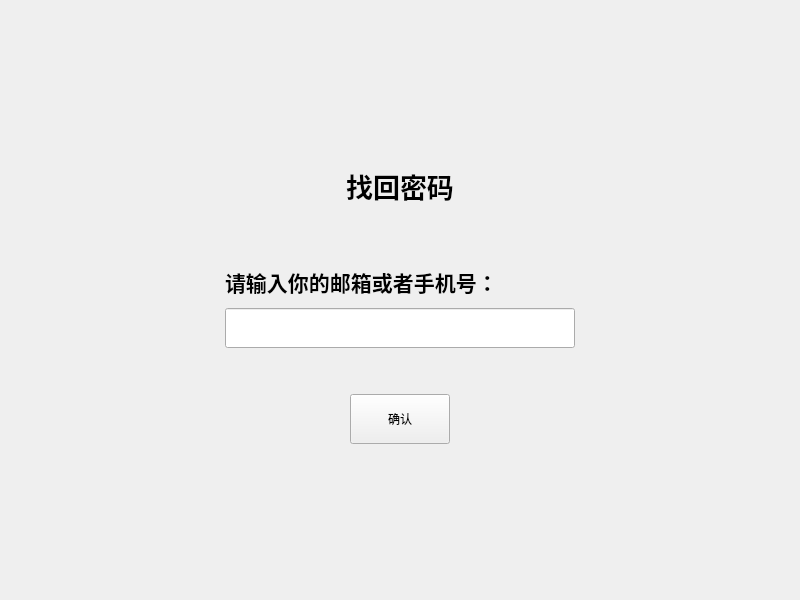
Amber-muyu/Qt_Project, file SnailIOTMonitoring/src/ui/resetpasswdwindow.ui: the form before one commit.
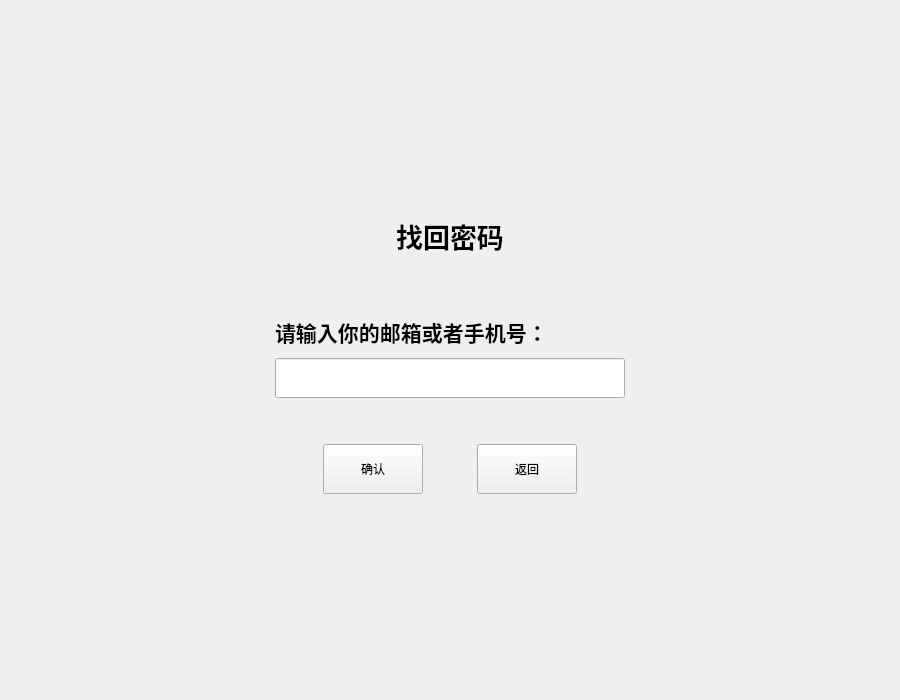
The form after the commit.

```diff
--- a/SnailIOTMonitoring/src/ui/resetpasswdwindow.ui
+++ b/SnailIOTMonitoring/src/ui/resetpasswdwindow.ui
@@ -6,8 +6,8 @@
    <rect>
     <x>0</x>
     <y>0</y>
-    <width>800</width>
-    <height>600</height>
+    <width>900</width>
+    <height>700</height>
    </rect>
   </property>
   <property name="windowTitle">
@@ -109,6 +109,32 @@
            </property>
           </widget>
          </item>
+         <item>
+          <spacer name="horizontalSpacer_5">
+           <property name="orientation">
+            <enum>Qt::Horizontal</enum>
+           </property>
+           <property name="sizeHint" stdset="0">
+            <size>
+             <width>40</width>
+             <height>20</height>
+            </size>
+           </property>
+          </spacer>
+         </item>
+         <item>
+          <widget class="QPushButton" name="btnReturn">
+           <property name="minimumSize">
+            <size>
+             <width>100</width>
+             <height>50</height>
+            </size>
+           </property>
+           <property name="text">
+            <string>返回</string>
+           </property>
+          </widget>
+         </item>
          <item>
           <spacer name="horizontalSpacer_2">
            <property name="orientation">
```
